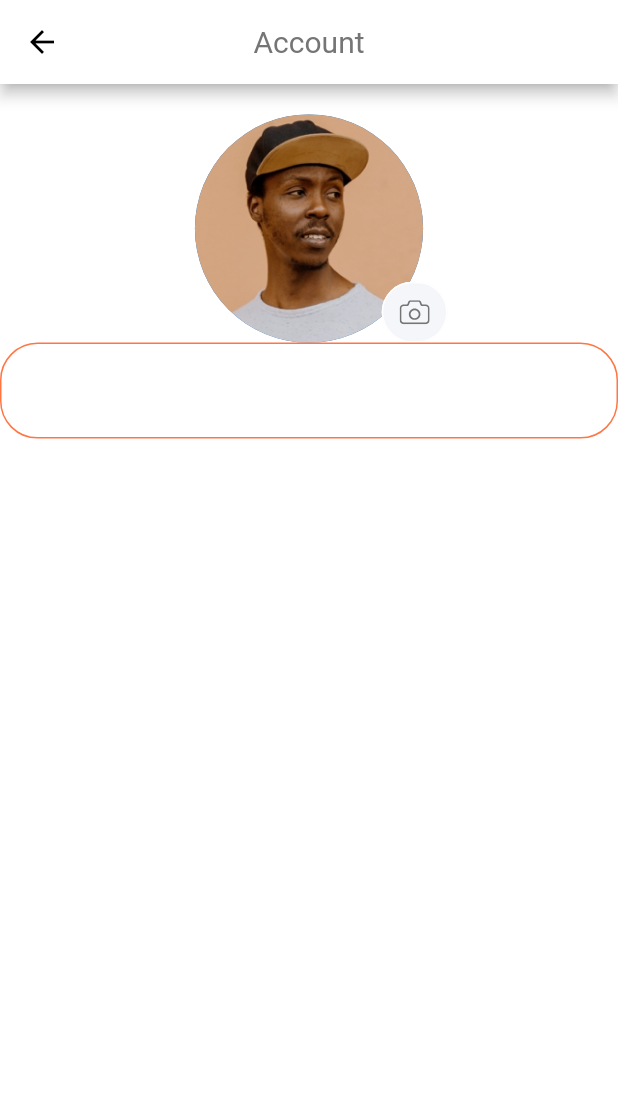
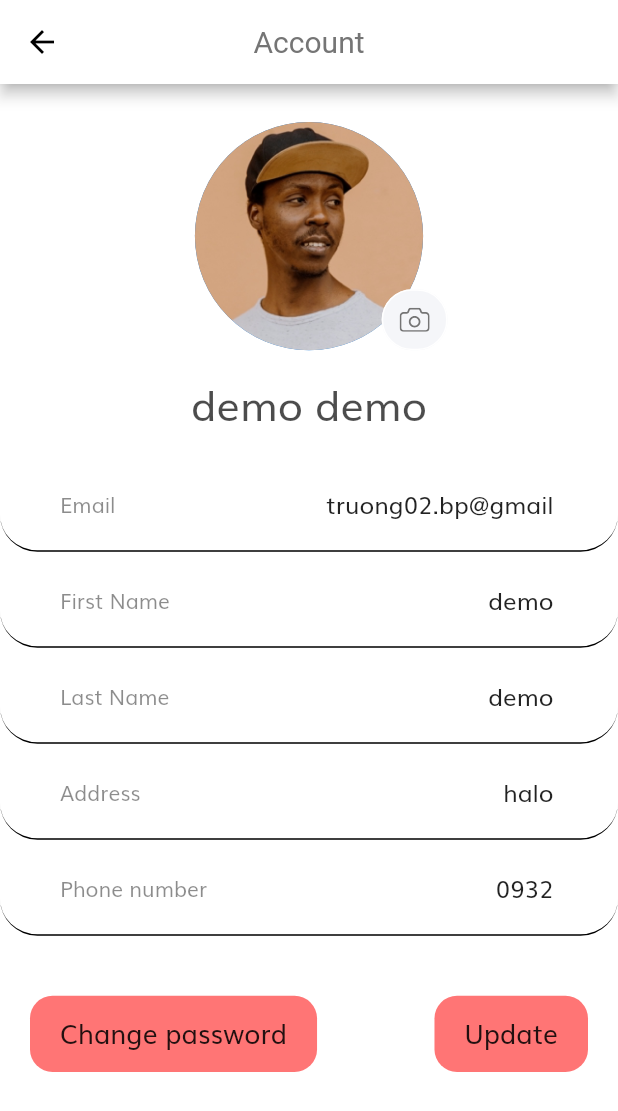
Before and after one commit to truong02bp/e-commerce, a Flutter app: the AccountScreen screen opened by its route, on a phone screen of 412 x 824 dp. Shown: the top 1111 px of the screen. Run offline on Flutter 3.47's test engine with Material 2 defaults, Android fonts, the phone set to English and light mode, and no system bars; our stand-ins replace equatable, flutter_bloc, flutter_svg.

Commit message:
change password screen

```diff
--- a/front_end/lib/routes.dart
+++ b/front_end/lib/routes.dart
@@ -1,5 +1,6 @@
 
 import 'package:ecommerce/screens/account/account_screen.dart';
+import 'package:ecommerce/screens/change_password/change_password_screen.dart';
 import 'package:ecommerce/screens/complete_profile/complete_profile.dart';
 import 'package:ecommerce/screens/detail_product/detail_product_screen.dart';
 import 'package:ecommerce/screens/forgot_password/forgot_password.dart';
@@ -24,4 +25,5 @@ final Map<String,WidgetBuilder> routes = {
   DetailProductScreen.routeName : (context) => DetailProductScreen(),
   ProfileScreen.routeName : (context) => ProfileScreen(),
   AccountScreen.routeName : (context) => AccountScreen(),
+  ChangePasswordScreen.routeName : (context) => ChangePasswordScreen()
 };
--- a/front_end/lib/screens/account/account_screen.dart
+++ b/front_end/lib/screens/account/account_screen.dart
@@ -10,7 +10,7 @@ class AccountScreen extends StatelessWidget {
       appBar: AppBar(
         title: Text("Account"),
       ),
-      body: Body(),
+      body: SingleChildScrollView(child: Body()),
     );
   }
 }
--- a/front_end/lib/screens/account/components/body.dart
+++ b/front_end/lib/screens/account/components/body.dart
@@ -1,19 +1,104 @@
+import 'package:ecommerce/model/user.dart';
+import 'package:ecommerce/screens/change_password/change_password_screen.dart';
 import 'package:ecommerce/screens/profile/components/avatar.dart';
 import 'package:ecommerce/size_config.dart';
 import 'package:flutter/material.dart';
+
 class Body extends StatelessWidget {
+  final User user = User(
+      email: "truong02.bp@gmail",
+      username: "abc",
+      firstName: "demo",
+      lastName: "demo",
+      phone: "0932",
+      address: "halo");
+  TextEditingController _firstNameController;
+  TextEditingController _lastNameController;
+  TextEditingController _addressController;
+  TextEditingController _phoneController;
   @override
   Widget build(BuildContext context) {
     return Column(
       children: [
         SizedBox(
-          height: getProportionateHeight(20),
+          height: getProportionateHeight(25),
         ),
         Avatar(),
-        TextField(
-
+        SizedBox(
+          height: getProportionateHeight(15),
+        ),
+        Text('${user.firstName} ${user.lastName}', style: TextStyle(fontSize: getProportionateWidth(25), color: Colors.black.withOpacity(0.7)),),
+        SizedBox(
+          height: getProportionateHeight(15),
+        ),
+        buildInput(readOnly: true, initialValue: user.email, prefixText: "Email"),
+        buildInput(readOnly: false, initialValue: user.firstName, prefixText: "First Name", controller: _firstNameController),
+        buildInput(readOnly: false, initialValue: user.lastName, prefixText: "Last Name", controller: _lastNameController),
+        buildInput(readOnly: false, initialValue: user.address, prefixText: "Address", controller: _addressController),
+        buildPhoneNumber(),
+        SizedBox(height: 25,),
+        Padding(
+          padding: const EdgeInsets.symmetric(vertical: 15, horizontal: 20),
+          child: Row(
+            mainAxisAlignment: MainAxisAlignment.spaceBetween,
+            children: [
+              FlatButton(
+                onPressed: (){
+                  Navigator.pushNamed(context, ChangePasswordScreen.routeName);
+                },
+                child: Text('Change password', style: TextStyle(fontSize: getProportionateWidth(16)),),
+                color: Colors.redAccent.withOpacity(0.8),
+                height: getProportionateHeight(50),
+                shape: RoundedRectangleBorder(borderRadius: BorderRadius.circular(15)),
+                padding: EdgeInsets.only(top: 10, bottom: 13, left: 20, right: 20),
+              ),
+              FlatButton(
+                onPressed: (){},
+                child: Text('Update', style: TextStyle(fontSize: getProportionateWidth(16)),),
+                color: Colors.redAccent.withOpacity(0.8),
+                height: getProportionateHeight(50),
+                shape: RoundedRectangleBorder(borderRadius: BorderRadius.circular(15)),
+                padding: EdgeInsets.only(top: 10, bottom: 13, left: 20, right: 20),
+              ),
+            ],
+          ),
         )
       ],
     );
   }
+
+  InputDecoration inputDecoration({prefixText}) {
+    return InputDecoration(
+      focusedBorder:
+          UnderlineInputBorder(borderRadius: BorderRadius.circular(25)),
+      enabledBorder:
+          UnderlineInputBorder(borderRadius: BorderRadius.circular(25)),
+      errorBorder:
+          UnderlineInputBorder(borderRadius: BorderRadius.circular(25)),
+      disabledBorder:
+          UnderlineInputBorder(borderRadius: BorderRadius.circular(25)),
+      prefixText: prefixText,
+      prefixStyle: TextStyle(
+        color: Colors.black.withOpacity(0.45),
+      ),
+    );
+  }
+  TextFormField buildInput({TextEditingController controller, bool readOnly, String initialValue, String prefixText}) {
+    return TextFormField(
+      readOnly: readOnly,
+      initialValue: initialValue,
+      decoration: inputDecoration(prefixText: prefixText),
+      textAlign: TextAlign.end,
+    );
+  }
+
+  TextFormField buildPhoneNumber() {
+    return TextFormField(
+      controller: _phoneController,
+      keyboardType: TextInputType.number,
+      initialValue: "${user.phone}",
+      decoration: inputDecoration(prefixText: "Phone number"),
+      textAlign: TextAlign.end,
+    );
+  }
 }
--- /dev/null
+++ b/front_end/lib/screens/change_password/change_password_screen.dart
@@ -0,0 +1,16 @@
+import 'package:flutter/material.dart';
+import 'components/body.dart';
+class ChangePasswordScreen extends StatelessWidget {
+
+  static final String routeName = "/change-password";
+
+  @override
+  Widget build(BuildContext context) {
+    return Scaffold(
+      appBar: AppBar(
+        title: Text('Change password'),
+      ),
+      body: Body(),
+    );
+  }
+}
--- /dev/null
+++ b/front_end/lib/screens/change_password/components/body.dart
@@ -0,0 +1,44 @@
+import 'package:ecommerce/size_config.dart';
+import 'package:flutter/material.dart';
+
+class Body extends StatefulWidget {
+  @override
+  _BodyState createState() => _BodyState();
+}
+
+class _BodyState extends State<Body> {
+  @override
+  Widget build(BuildContext context) {
+    return Padding(
+      padding: const EdgeInsets.symmetric(vertical: 10, horizontal: 20),
+      child: Column(
+        mainAxisAlignment: MainAxisAlignment.center,
+        children: [
+          TextFormField(
+            decoration: InputDecoration(
+                hintText: 'Old password',
+                labelText: 'Old password',
+                floatingLabelBehavior: FloatingLabelBehavior.always),
+          ),
+          SizedBox(
+            height: getProportionateHeight(50),
+          ),
+          TextFormField(
+            decoration: InputDecoration(
+                hintText: 'New password',
+                labelText: 'New password',
+                floatingLabelBehavior: FloatingLabelBehavior.always),
+          ),
+          SizedBox(height: 50,),
+          FlatButton(
+            onPressed: () {},
+            child: Text('Change password', style : TextStyle(fontSize: 18)),
+            color: Colors.redAccent.withOpacity(0.8),
+            shape: RoundedRectangleBorder(borderRadius: BorderRadius.circular(20)),
+            padding: EdgeInsets.only(top: 10, bottom: 13, left: 20, right: 20),
+          )
+        ],
+      ),
+    );
+  }
+}
```
